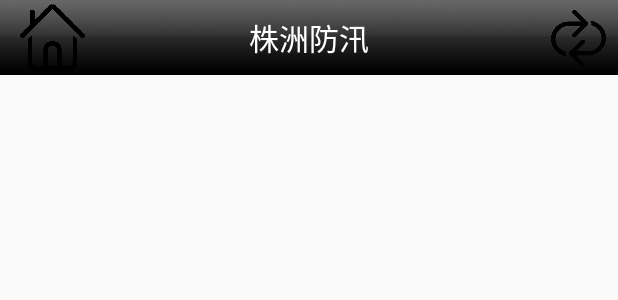
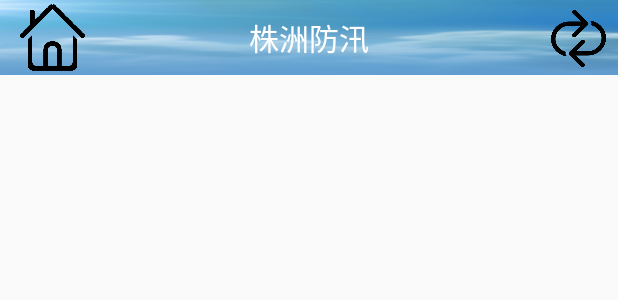
Before and after one commit to zlhades/Fangxun, an Android app: the layout home_titlebar.xml on its own in the app's theme, with its tools: preview values and no code run, on a phone screen of 412 x 824 dp. Shown: the top 300 px of the screen. Run offline under Robolectric (Android 15) with nearby library versions, the phone set to English and light mode, and no system bars.

Commit message:
add andorid

```diff
--- a/APP/app/src/main/java/fx/com/myapplication/MainActivity.java
+++ b/APP/app/src/main/java/fx/com/myapplication/MainActivity.java
@@ -14,6 +14,7 @@ import android.widget.TextView;
 
 public class MainActivity extends AppCompatActivity {
 
+    public static final String INDEX_PAGE = "http://www.zzsw.gov.cn:8088/index.htm";
     //    Button right;
     Button left;
     Button right;
@@ -107,7 +108,7 @@ public class MainActivity extends AppCompatActivity {
     }
 
     private void loadIndex() {
-        wView.loadUrl("http://111.1.31.149/fx/index.htm");
+        wView.loadUrl(INDEX_PAGE);
     }
 
     private void refresh() {
--- a/APP/app/src/main/res/layout/home_titlebar.xml
+++ b/APP/app/src/main/res/layout/home_titlebar.xml
@@ -4,7 +4,7 @@
     android:id="@id/title_view"
     android:layout_width="fill_parent"
     android:layout_height="50.0dip"
-    android:background="@drawable/bg_header">
+    android:background="@drawable/bg">
 
     <Button
         android:id="@id/gohome_btn"
```
